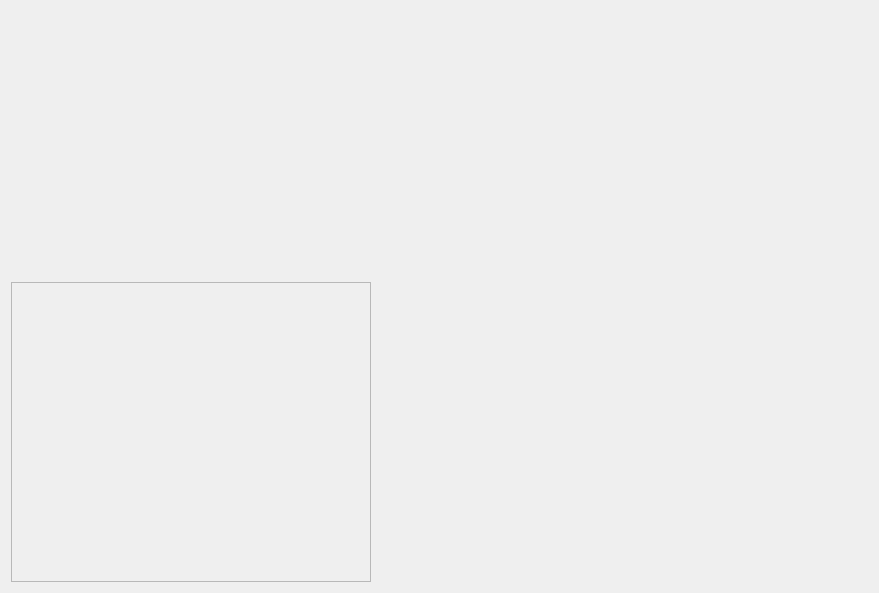
alfishe/unreal-ng, file unreal-qt/src/ui/debuggerwindow.ui: the form before one commit.
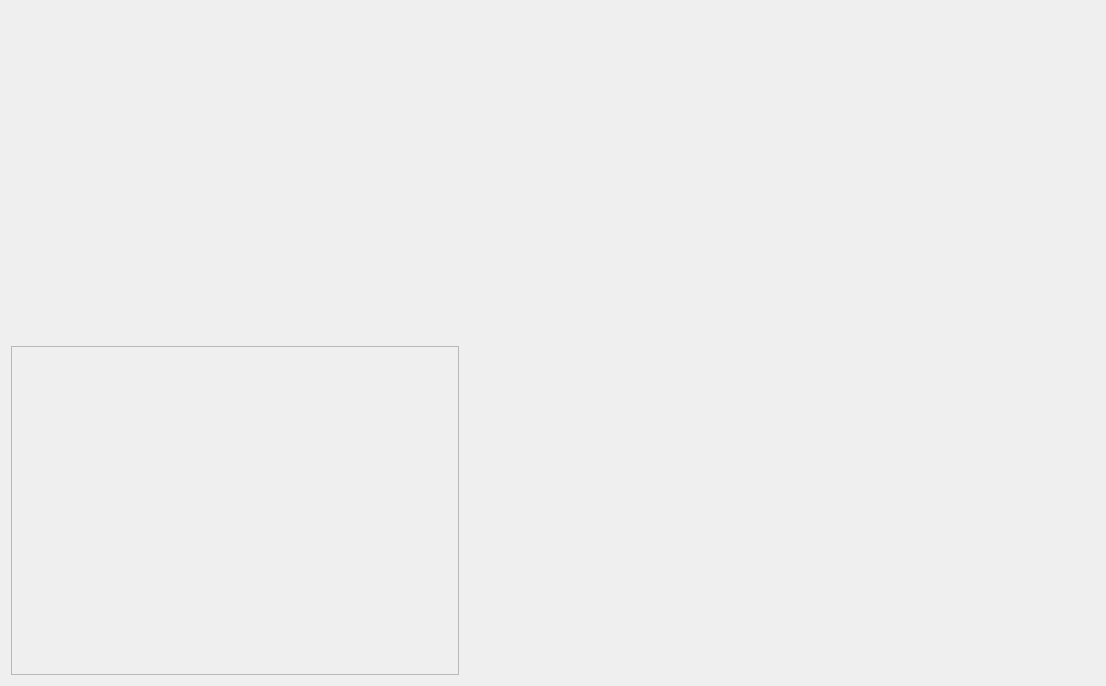
The form after the commit. Custom widgets are drawn as their Qt base class.

Commit message: Debugger window layout change

What changed in the file:
```diff
--- a/unreal-qt/src/ui/debuggerwindow.ui
+++ b/unreal-qt/src/ui/debuggerwindow.ui
@@ -6,8 +6,8 @@
    <rect>
     <x>0</x>
     <y>0</y>
-    <width>879</width>
-    <height>593</height>
+    <width>1106</width>
+    <height>686</height>
    </rect>
   </property>
   <property name="minimumSize">
@@ -115,7 +115,7 @@
       <widget class="QHexView" name="hexView">
        <property name="minimumSize">
         <size>
-         <width>360</width>
+         <width>448</width>
          <height>300</height>
         </size>
        </property>
@@ -150,7 +150,7 @@
       <widget class="DisassemblerWidget" name="disassemblerWidget" native="true">
        <property name="minimumSize">
         <size>
-         <width>360</width>
+         <width>480</width>
          <height>300</height>
         </size>
        </property>
```
